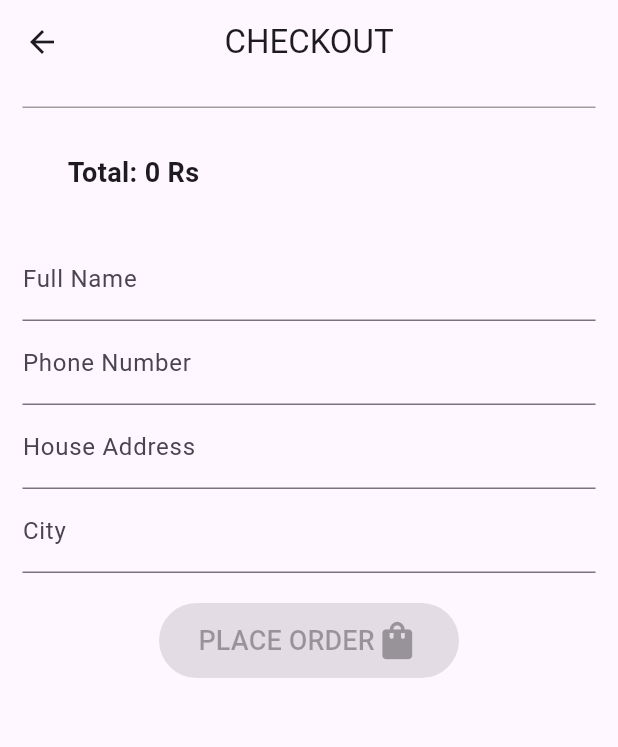
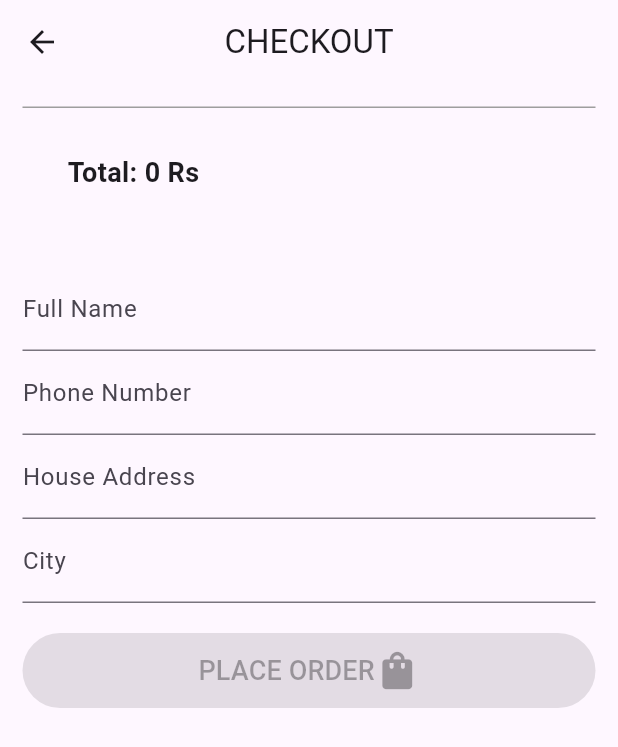
Before and after one commit to hassansultankhan/store, a Flutter app: the CheckOut screen opened directly with empty values, on a phone screen of 412 x 824 dp. Shown: the top 747 px of the screen. Run offline on Flutter 3.47's test engine with Material 3 defaults, Android fonts, the phone set to English and light mode, and no system bars; our stand-ins replace carousel_slider, cloud_firestore, firebase_auth, firebase_core, fluttertoast, google_sign_in and 2 more; accounts and stored records are empty.

Commit message:
28/01/24, home

```diff
--- a/lib/Cart/checkOut.dart
+++ b/lib/Cart/checkOut.dart
@@ -18,6 +18,7 @@ class CheckOut extends StatefulWidget {
 
 class _CheckOutState extends State<CheckOut> {
   bool formValid = false;
+  final GlobalKey<FormState> _formKey = GlobalKey<FormState>();
 
   // Controllers for text fields
   final TextEditingController phoneNumberController = TextEditingController();
@@ -25,11 +26,35 @@ class _CheckOutState extends State<CheckOut> {
   final TextEditingController addressController = TextEditingController();
   final TextEditingController cityController = TextEditingController();
 
-  final GlobalKey<FormState> _formKey = GlobalKey<FormState>();
+  List<CartItem> cartItems = [];
+  int total = 0;
+
+  @override
+  void initState() {
+    super.initState();
+    fetchCartItems();
+  }
+
+  Future<void> fetchCartItems() async {
+    try {
+      List<CartItem> items = await getAllCartItems();
+      setState(() {
+        cartItems = items;
+        total = cartItems.fold<int>(
+            0, (sum, item) => sum + item.qtySold * item.price);
+      });
+    } catch (error) {
+      print('Error fetching cart items: $error');
+    }
+  }
 
   @override
   Widget build(BuildContext context) {
-    return Scaffold(
+    return GestureDetector( // Wrap the Scaffold body with GestureDetector
+      onTap: () {
+        FocusScope.of(context).unfocus(); // Dismiss keyboard on tap outside
+      },
+      child: Scaffold(
         appBar: AppBar(
           title: const Text('CHECKOUT'),
           centerTitle: true,
@@ -53,22 +78,15 @@ class _CheckOutState extends State<CheckOut> {
             ),
           ],
         ),
-      body: FutureBuilder<List<CartItem>>(
-        future: getAllCartItems(),
-        builder: (context, snapshot) {
-          if (snapshot.connectionState == ConnectionState.waiting) {
-            return CircularProgressIndicator();
-          } else if (snapshot.hasError) {
-            return Text('Error: ${snapshot.error}');
-          } else {
-            List<CartItem> cartItems = snapshot.data ?? [];
-            int total = cartItems.fold<int>(
-                0, (sum, item) => sum + item.qtySold * item.price);
-
-            return ListView(
-              padding: EdgeInsets.all(15),
+        body: SingleChildScrollView(
+          child: Padding(
+            padding: const EdgeInsets.all(15.0),
+            child: Column(
+              crossAxisAlignment: CrossAxisAlignment.stretch,
               children: [
-                // List of items
+                Column(
+                  crossAxisAlignment: CrossAxisAlignment.stretch,
+                  children: [
                     ListView.builder(
                       shrinkWrap: true,
                       physics: NeverScrollableScrollPhysics(),
@@ -88,7 +106,6 @@ class _CheckOutState extends State<CheckOut> {
                         );
                       },
                     ),
-                // Total sum
                     Container(
                       padding: EdgeInsets.all(30),
                       decoration: BoxDecoration(
@@ -99,11 +116,13 @@ class _CheckOutState extends State<CheckOut> {
                         style: TextStyle(fontSize: 18, fontWeight: FontWeight.bold),
                       ),
                     ),
-
-                // Input fields for phone number, full name, and address
+                  ],
+                ),
+                SizedBox(height: 20),
                 Form(
                   key: _formKey,
-                  child: Column(children: [
+                  child: Column(
+                    children: [
                       TextFormField(
                         controller: fullNameController,
                         decoration: InputDecoration(labelText: 'Full Name'),
@@ -111,7 +130,6 @@ class _CheckOutState extends State<CheckOut> {
                           if (value == null || value.isEmpty) {
                             return 'Please enter your full name';
                           }
-                        // Add more validation logic if needed
                           return null;
                         },
                         onChanged: (value) => formValidation(),
@@ -137,7 +155,6 @@ class _CheckOutState extends State<CheckOut> {
                           if (value == null || value.isEmpty) {
                             return 'Please enter your address';
                           }
-                        // Add more validation logic if needed
                           return null;
                         },
                         onChanged: (value) => formValidation(),
@@ -149,60 +166,48 @@ class _CheckOutState extends State<CheckOut> {
                           if (value == null || value.isEmpty) {
                             return 'Please enter your city';
                           }
-                        // Add more validation logic if needed
                           return null;
                         },
                         onChanged: (value) => formValidation(),
                       ),
-                  ]),
+                    ],
                   ),
-
+                ),
                 SizedBox(height: 20),
-                // Place Order button
-                UnconstrainedBox(
-                    child: SizedBox(
+                SizedBox(
                   height: 50,
                   width: 200,
                   child: ElevatedButton(
-                    onPressed: formValid
-                        ? () async => await placeOrder(cartItems, total)
-                        : null,
+                    onPressed: formValid ? () async => await placeOrder() : null,
                     style: ElevatedButton.styleFrom(
                       backgroundColor: formValid ? Colors.green : Colors.grey,
                       shadowColor: Colors.black,
                       elevation: 20,
-                      tapTargetSize: MaterialTapTargetSize
-                          .padded, // make the button bigger
-                    ).copyWith(
-                      fixedSize: MaterialStateProperty.all(Size(130, 40)),
                     ),
-                    child: const Center(
                     child: Row(
                       mainAxisSize: MainAxisSize.min,
                       children: [
-                          Text(
-                            "PLACE ORDER",
-                            style: TextStyle(fontSize: 18),
-                          ),
+                        Text("PLACE ORDER", style: TextStyle(fontSize: 18)),
                         Icon(Icons.shopping_bag_rounded, size: 30),
                       ],
                     ),
                   ),
                 ),
-                )),
               ],
-            );
-          }
-        },
+            ),
+          ),
+        ),
       ),
     );
   }
 
-  Future<void> placeOrder(List<CartItem> cartItems, int total) async {
-    // Initialize Firestore
+  Future<void> placeOrder() async {
+    if (!_formKey.currentState!.validate()) {
+      return;
+    }
+
     FirebaseFirestore firestore = FirebaseFirestore.instance;
 
-    // Create a new order document
     DocumentReference orderRef = await firestore.collection('orders').add({
       'fullName': fullNameController.text,
       'userName': widget.displayName,
@@ -234,7 +239,6 @@ class _CheckOutState extends State<CheckOut> {
   }
 
   bool isValidPhoneNumber(String phoneNumber) {
-    // Use a regular expression to check if the phone number is numeric
     final phoneRegExp = RegExp(r'^[0-9]+$');
     return phoneRegExp.hasMatch(phoneNumber);
   }
```
Lines whose indentation alone changed are shown as unchanged.
